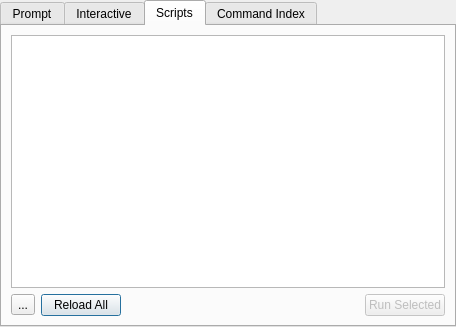
Before: the Qt Designer form trunk/src/gui/command.ui in trisyoungs/aten, drawn with Qt 5.
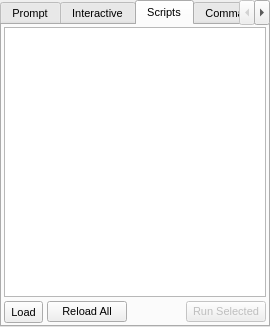
After: the same form once the commit is applied. The open tabs and pages were chosen to show the change. Icons and pictures are not drawn. Custom widgets are drawn as their Qt base class.

The edit to the form file:
```diff
--- a/trunk/src/gui/command.ui
+++ b/trunk/src/gui/command.ui
@@ -1,22 +1,40 @@
 <ui version="4.0">
- <class>CommandDialog</class>
- <widget class="QDialog" name="CommandDialog">
+ <class>CommandWidget</class>
+ <widget class="QDockWidget" name="CommandWidget">
   <property name="geometry">
    <rect>
     <x>0</x>
     <y>0</y>
-    <width>456</width>
+    <width>270</width>
     <height>327</height>
    </rect>
   </property>
-  <property name="windowTitle">
-   <string>Scripts/Command</string>
+  <property name="minimumSize">
+   <size>
+    <width>270</width>
+    <height>327</height>
+   </size>
+  </property>
+  <property name="font">
+   <font>
+    <pointsize>8</pointsize>
+   </font>
   </property>
   <property name="windowIcon">
    <iconset resource="icons.qrc">
     <normaloff>:/stackicons/icons/stack_command.svg</normaloff>:/stackicons/icons/stack_command.svg</iconset>
   </property>
-  <layout class="QHBoxLayout" name="horizontalLayout_2">
+  <property name="floating">
+   <bool>true</bool>
+  </property>
+  <property name="allowedAreas">
+   <set>Qt::LeftDockWidgetArea|Qt::RightDockWidgetArea</set>
+  </property>
+  <property name="windowTitle">
+   <string>Command Console</string>
+  </property>
+  <widget class="QWidget" name="dockWidgetContents">
+   <layout class="QVBoxLayout" name="verticalLayout_8">
    <property name="spacing">
     <number>0</number>
    </property>
@@ -183,15 +201,36 @@
        <string>Scripts</string>
       </attribute>
       <layout class="QVBoxLayout" name="verticalLayout_3">
+        <property name="spacing">
+         <number>4</number>
+        </property>
+        <property name="margin">
+         <number>2</number>
+        </property>
        <item>
         <widget class="QListWidget" name="ScriptsList"/>
        </item>
        <item>
         <layout class="QHBoxLayout" name="horizontalLayout_3">
+          <property name="spacing">
+           <number>4</number>
+          </property>
          <item>
           <widget class="QToolButton" name="OpenScriptButton">
+            <property name="sizePolicy">
+             <sizepolicy hsizetype="Fixed" vsizetype="Fixed">
+              <horstretch>0</horstretch>
+              <verstretch>0</verstretch>
+             </sizepolicy>
+            </property>
+            <property name="minimumSize">
+             <size>
+              <width>0</width>
+              <height>22</height>
+             </size>
+            </property>
            <property name="text">
-            <string>...</string>
+             <string>Load</string>
            </property>
            <property name="icon">
             <iconset resource="icons.qrc">
@@ -199,10 +238,13 @@
            </property>
            <property name="iconSize">
             <size>
-             <width>24</width>
-             <height>24</height>
-            </size>
-           </property>
+              <width>12</width>
+              <height>12</height>
+             </size>
+            </property>
+            <property name="toolButtonStyle">
+             <enum>Qt::ToolButtonTextBesideIcon</enum>
+            </property>
           </widget>
          </item>
          <item>
@@ -241,7 +283,7 @@
      </widget>
      <widget class="QWidget" name="tab">
       <attribute name="title">
-       <string>Command Index</string>
+        <string>Command Help</string>
       </attribute>
       <layout class="QVBoxLayout" name="verticalLayout_4">
        <item>
@@ -296,6 +338,7 @@
     </widget>
    </item>
   </layout>
+  </widget>
  </widget>
  <customwidgets>
   <customwidget>
```
Left out of the diff: 40 changed lines with no effect on the pictures. Lines whose indentation alone changed are shown as unchanged.
